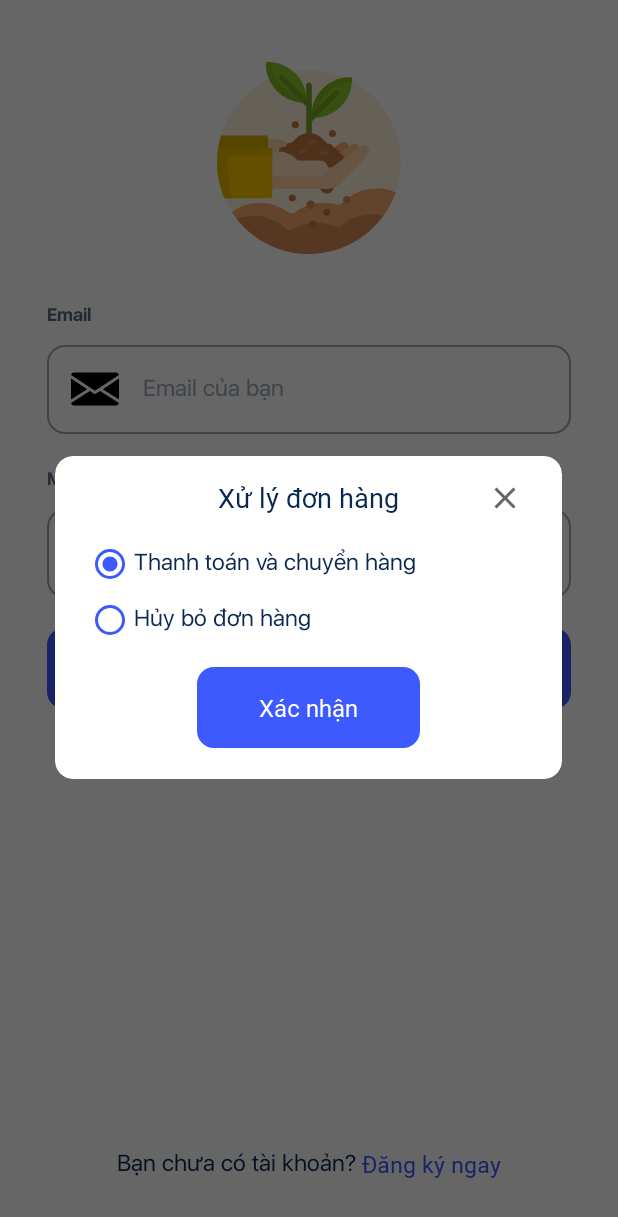
After one commit to ngovanthinh/AppSell, an Android app: the fragment ManagerHandleProductDialog placed in its activity, on a phone screen of 412 x 824 dp. The commit adds this screen. Shown: the top 1217 px of the screen. Run offline under Robolectric (Android 15) with nearby library versions, the phone set to English and light mode, and no system bars; our stand-ins replace Firebase (no records; nobody signed in at launch, a user with empty details on screens opened directly), data binding, sdp/ssp sizes; libraries missing offline, so code that uses them is left out: com.tapadoo.alerter; 1 statement that could not run was skipped.

Commit message:
update status payment

```diff
--- a/app/src/main/java/com/example/appsell/base/BaseDialog.kt
+++ b/app/src/main/java/com/example/appsell/base/BaseDialog.kt
@@ -8,7 +8,7 @@ import android.view.WindowManager
 import androidx.fragment.app.DialogFragment
 import com.example.appsell.R
 
-class BaseDialog : DialogFragment() {
+open class BaseDialog : DialogFragment() {
 
     override fun onStart() {
         super.onStart()
@@ -16,7 +16,7 @@ class BaseDialog : DialogFragment() {
         dialog?.window?.decorView?.setBackgroundResource(android.R.color.transparent)
         dialog?.window?.setBackgroundDrawableResource(R.drawable.bg_rounded)
 
-        val width = resources.getDimensionPixelSize(R.dimen._280sdp)
+        val width = resources.getDimensionPixelSize(R.dimen._260sdp)
         val height = WindowManager.LayoutParams.WRAP_CONTENT
         dialog?.window?.setLayout(width, height)
         dialog?.window?.setGravity(Gravity.CENTER)
--- a/app/src/main/java/com/example/appsell/base/Constant.kt
+++ b/app/src/main/java/com/example/appsell/base/Constant.kt
@@ -4,6 +4,7 @@ class Constant {
     companion object {
         public const val ODER = "order_doing" // đặt hàng
         public const val SELL = "order_success"  // bán hàng
+        public const val CANCEL = "order_cancel"  // bán hàng
 
         const val TYPE_CART = "payment_cash"
         const val TYPE_RECEIPT = "payment_receipt"
--- /dev/null
+++ b/app/src/main/java/com/example/appsell/view/ManagerHandleProductDialog.kt
@@ -0,0 +1,55 @@
+package com.example.appsell.view
+
+import android.os.Bundle
+import android.view.LayoutInflater
+import android.view.View
+import android.view.ViewGroup
+import com.example.appsell.R
+import com.example.appsell.base.BaseDialog
+import kotlinx.android.synthetic.main.dialog_manager_handle_product.*
+
+class ManagerHandleProductDialog : BaseDialog() {
+    private lateinit var onClickAccept: (isPayment: Boolean) -> Unit
+
+    override fun onCreate(savedInstanceState: Bundle?) {
+        super.onCreate(savedInstanceState)
+    }
+
+    override fun onCreateView(
+        inflater: LayoutInflater,
+        container: ViewGroup?,
+        savedInstanceState: Bundle?
+    ): View {
+        return inflater.inflate(R.layout.dialog_manager_handle_product, container, false)
+    }
+
+    override fun onViewCreated(view: View, savedInstanceState: Bundle?) {
+        super.onViewCreated(view, savedInstanceState)
+        btn_accept_payment.setOnClickListener {
+            selectPayment()
+        }
+
+        btn_cancel_payment.setOnClickListener {
+            selectCancel()
+        }
+
+        txtHandle.setOnClickListener {
+            onClickAccept.invoke(btn_accept_payment.isChecked)
+            dismiss()
+        }
+    }
+
+    private fun selectPayment() {
+        btn_accept_payment.isChecked = true
+        btn_cancel_payment.isChecked = false
+    }
+
+    private fun selectCancel() {
+        btn_accept_payment.isChecked = false
+        btn_cancel_payment.isChecked = true
+    }
+
+    fun handlePayment(onItemClicked: (isPayment: Boolean) -> Unit) {
+        this.onClickAccept = onItemClicked
+    }
+}
--- /dev/null
+++ b/app/src/main/res/layout/dialog_manager_handle_product.xml
@@ -0,0 +1,73 @@
+<?xml version="1.0" encoding="utf-8"?>
+<androidx.constraintlayout.widget.ConstraintLayout xmlns:android="http://schemas.android.com/apk/res/android"
+    xmlns:app="http://schemas.android.com/apk/res-auto"
+    xmlns:tools="http://schemas.android.com/tools"
+    android:layout_width="match_parent"
+    android:layout_height="match_parent">
+
+    <TextView
+        android:id="@+id/title"
+        style="@style/TextPrimaryMedium"
+        android:layout_width="match_parent"
+        android:layout_height="?actionBarSize"
+        android:gravity="center"
+        android:text="@string/handle_product"
+        android:textSize="18sp"
+        app:layout_constraintTop_toTopOf="parent" />
+
+    <ImageView
+        android:id="@+id/btnClose"
+        android:layout_width="wrap_content"
+        android:layout_height="wrap_content"
+        android:layout_marginEnd="@dimen/_16sdp"
+        android:background="?attr/actionBarItemBackground"
+        android:contentDescription="@null"
+        android:padding="@dimen/_4sdp"
+        android:src="@drawable/ic_close"
+        app:layout_constraintBottom_toBottomOf="@id/title"
+        app:layout_constraintEnd_toEndOf="@id/title"
+        app:layout_constraintTop_toTopOf="@id/title" />
+
+    <androidx.appcompat.widget.AppCompatRadioButton
+        android:id="@+id/btn_accept_payment"
+        style="@style/TextPrimary"
+        android:layout_width="match_parent"
+        android:layout_height="wrap_content"
+        android:layout_marginStart="@dimen/_16sdp"
+        android:buttonTint="@color/colorPrimary"
+        android:checked="true"
+        android:text="@string/accept_payment"
+        app:layout_constraintTop_toBottomOf="@id/title" />
+
+    <androidx.appcompat.widget.AppCompatRadioButton
+        android:id="@+id/btn_cancel_payment"
+        style="@style/TextPrimary"
+        android:layout_width="match_parent"
+        android:layout_height="wrap_content"
+        android:layout_marginStart="@dimen/_16sdp"
+        android:layout_marginTop="@dimen/_4sdp"
+        android:buttonTint="@color/colorPrimary"
+        android:checked="false"
+        android:text="@string/cancel_payment"
+        app:layout_constraintTop_toBottomOf="@id/btn_accept_payment" />
+
+    <TextView
+        android:id="@+id/txtHandle"
+        style="@style/TextSubmitPrimary"
+        android:layout_width="wrap_content"
+        android:layout_height="wrap_content"
+        android:layout_marginTop="@dimen/_12sdp"
+        android:layout_marginBottom="@dimen/_16sdp"
+        android:background="@drawable/bg_button"
+        android:gravity="center"
+        android:paddingStart="@dimen/_32sdp"
+        android:paddingEnd="@dimen/_32sdp"
+        android:text="@string/accept"
+        android:textColor="@color/white"
+        app:layout_constraintBottom_toBottomOf="parent"
+        app:layout_constraintEnd_toEndOf="parent"
+        app:layout_constraintStart_toStartOf="parent"
+        app:layout_constraintTop_toBottomOf="@id/btn_cancel_payment"
+        tools:layout_editor_absoluteX="0dp" />
+
+</androidx.constraintlayout.widget.ConstraintLayout>
--- a/app/src/main/res/values/strings.xml
+++ b/app/src/main/res/values/strings.xml
@@ -34,15 +34,20 @@
     <string name="view_cart">Xem đơn hàng</string>
     <string name="payment">Thanh toán</string>
     <string name="payment_function">Chọn thanh toán</string>
+    <string name="handle_product">Xử lý đơn hàng</string>
     <string name="cash">Tiền mặt</string>
     <string name="payment_on_delivery">Thanh toán khi nhận hàng</string>
     <string name="transfer">Chuyển khoản</string>
     <string name="payment_message">Thanh toán thành công</string>
+    <string name="accept_payment_message">Xác nhận đơn hàng thành công</string>
+    <string name="cancel_payment_message">Hủy đơn hàng thành công</string>
     <string name="order_manager">Quản lý đơn hàng</string>
     <string name="vegetable">Rau củ quả</string>
     <string name="packaged_food">Thực phẩm đóng gói</string>
     <string name="fresh_meat">Thịt tươi sống</string>
     <string name="type_product">Loại hàng hóa: </string>
     <string name="different">Loại khác</string>
+    <string name="accept_payment">Thanh toán và chuyển hàng</string>
+    <string name="cancel_payment">Hủy bỏ đơn hàng</string>
 
 </resources>
```
Also changed, not shown: app/src/main/java/com/example/appsell/adapter/PurchaseAdapter.kt (+15 -0 lines), app/src/main/java/com/example/appsell/view/OrderManagerFragment.kt (+54 -1 lines), app/src/main/java/com/example/appsell/view/PaymentDialog.kt (+5 -27 lines), app/src/main/res/layout/item_purchase.xml (+9 -0 lines).
